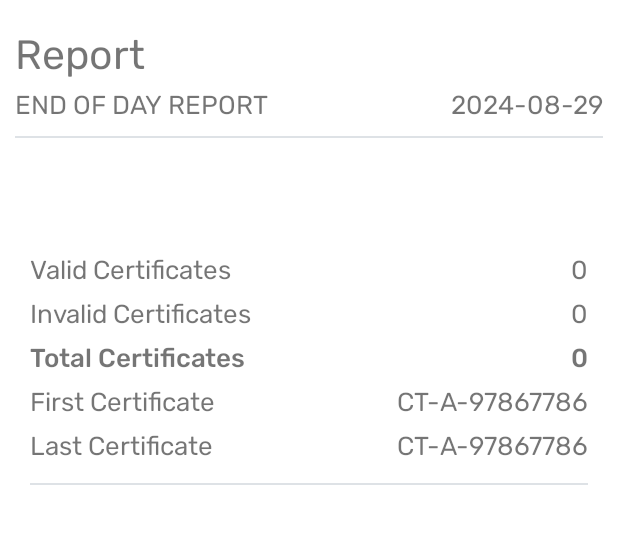
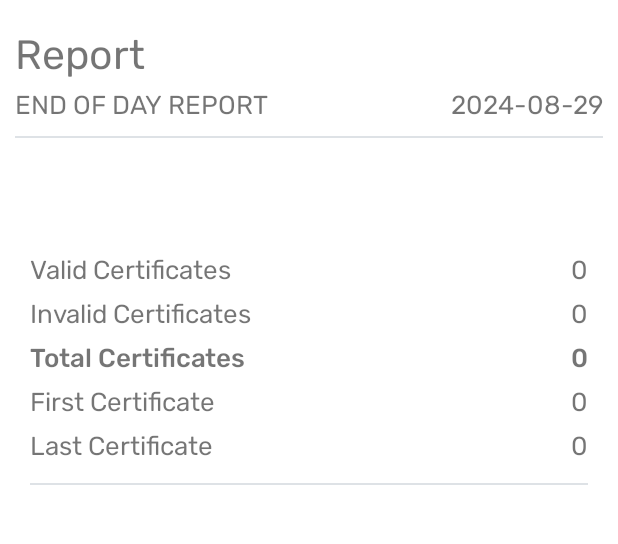
Before and after one commit to Rahisi-Solution/zic_pos, an Android app: the ReportActivity screen opened directly, with no data from a screen before it, on a phone screen of 412 x 824 dp, the part 184-728 px from its top. Run offline under Robolectric (Android 15) with nearby library versions, the light colour scheme and no system bars.

Commit message:
Report Changes

```diff
--- a/app/src/main/java/com/example/zicapp/ReportActivity.java
+++ b/app/src/main/java/com/example/zicapp/ReportActivity.java
@@ -31,6 +31,8 @@ public class ReportActivity extends AppCompatActivity {
 
     int valid_certificate;
     int invalid_certificate;
+    int first_certificate;
+    int last_certificate;
     int total_certificates;
 
     @Override
@@ -46,10 +48,14 @@ public class ReportActivity extends AppCompatActivity {
 
         valid_certificate = offlineDB.totalCertificates();
         invalid_certificate = offlineDB.totalInvalidCertificates();
+             first_certificate = offlineDB.getFirstCertificate().length();
+        last_certificate = offlineDB.getLastCertificate().length();
         total_certificates = valid_certificate + invalid_certificate;
 
         validCertificate.setText(String.valueOf(valid_certificate));
         inValidCertificate.setText(String.valueOf(invalid_certificate));
+        firstCertificate.setText(String.valueOf(first_certificate));
+        lastCertificate.setText(String.valueOf(last_certificate));
         totalCertificates.setText(String.valueOf(total_certificates));
 
         getFirstCertificate();
--- a/app/src/main/res/layout/activity_report.xml
+++ b/app/src/main/res/layout/activity_report.xml
@@ -135,7 +135,7 @@
             android:layout_gravity="end"
             android:fontFamily="@font/rubik_regular"
             android:paddingVertical="4dp"
-            android:text="1"
+            android:text="-"
             android:textAllCaps="false"
             android:textSize="17sp" />
 
@@ -155,7 +155,7 @@
             android:layout_height="wrap_content"
             android:layout_gravity="end"
             android:fontFamily="@font/rubik_regular"
-            android:text="0"
+            android:text="-"
             android:textAllCaps="false"
             android:textSize="17sp" />
 
@@ -175,7 +175,7 @@
             android:layout_height="wrap_content"
             android:layout_gravity="end"
             android:fontFamily="@font/rubik_medium"
-            android:text="12"
+            android:text="-"
             android:textAllCaps="false"
             android:textSize="17sp" />
 
@@ -195,7 +195,7 @@
             android:layout_height="wrap_content"
             android:layout_gravity="end"
             android:fontFamily="@font/rubik_regular"
-            android:text="CT-A-97867786"
+            android:text="-"
             android:textAllCaps="false"
             android:textSize="17sp" />
 
@@ -215,7 +215,7 @@
             android:layout_height="wrap_content"
             android:layout_gravity="end"
             android:fontFamily="@font/rubik_regular"
-            android:text="CT-A-97867786"
+            android:text="-"
             android:textAllCaps="false"
             android:textSize="17sp" />
 
```
